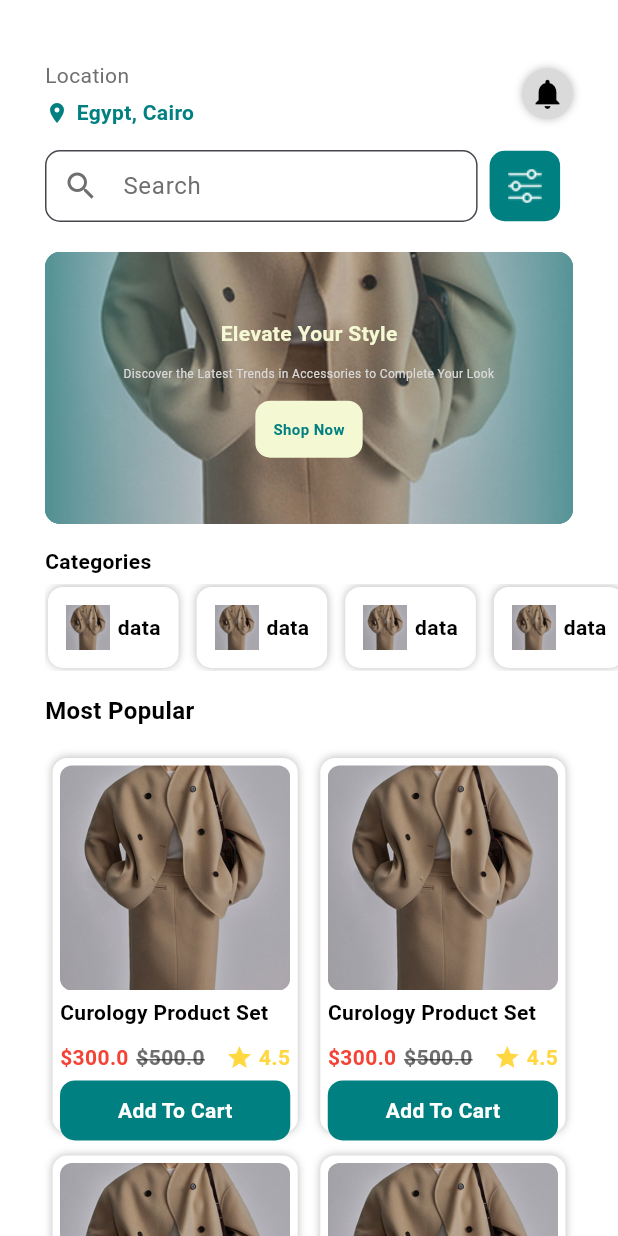
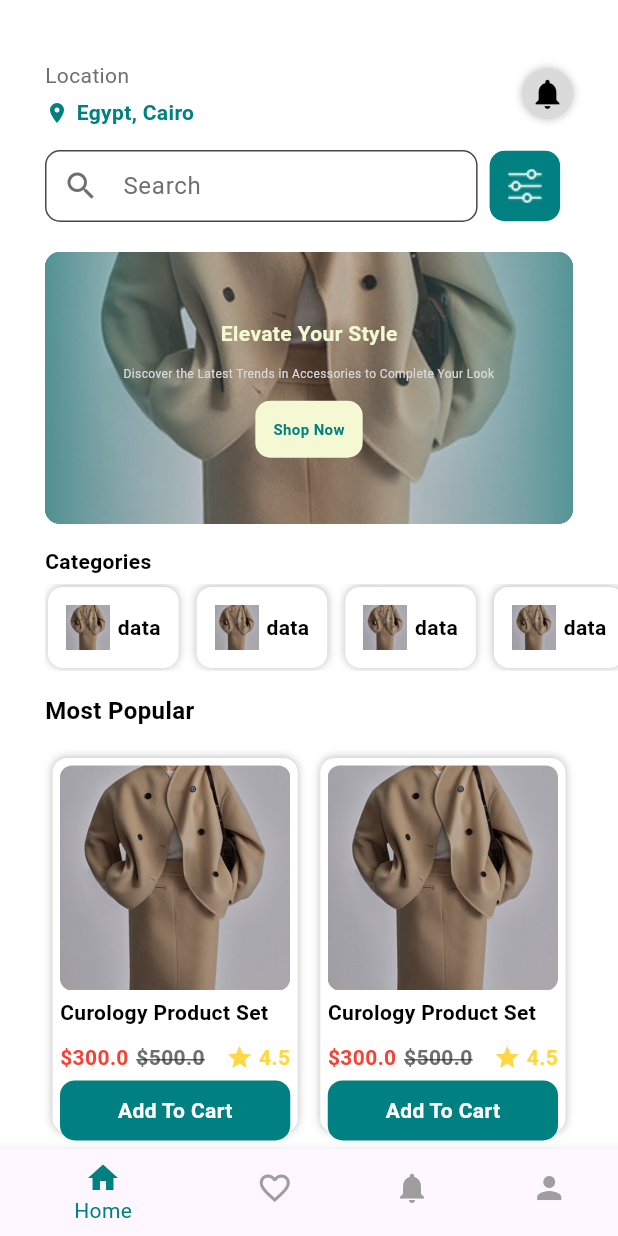
Before and after one commit to Mareamkhaled/final_project_bootcamp, a Flutter app: the screen it shows after launch, on a phone screen of 412 x 824 dp. Run offline on Flutter 3.47's test engine with Material 3 defaults, Android fonts, the phone set to English and light mode, and no system bars; our stand-ins replace device_preview, google_fonts; Roboto replaces fonts that are missing (Lemonada).

Commit message:
Add BottomNavigationBar to MainScreen for improved navigation

```diff
--- a/lib/main screen/presentation/views/main_screen.dart
+++ b/lib/main screen/presentation/views/main_screen.dart
@@ -11,6 +11,19 @@ class MainScreen extends StatelessWidget {
   @override
   Widget build(BuildContext context) {
     return Scaffold(
+      bottomNavigationBar: BottomNavigationBar(
+        backgroundColor: AppColors.myWhite,
+        selectedItemColor: AppColors.myBlue,
+        unselectedItemColor: Colors.grey,
+        items: [
+          BottomNavigationBarItem(icon: Icon(Icons.home), label: 'Home'),
+          BottomNavigationBarItem(
+              icon: Icon(Icons.favorite_border), label: 'Wishlist'),
+          BottomNavigationBarItem(
+              icon: Icon(Icons.notifications), label: 'Notifications'),
+          BottomNavigationBarItem(icon: Icon(Icons.person), label: 'Profile'),
+        ],
+      ),
       backgroundColor: AppColors.myWhite,
       body: SingleChildScrollView(
         child: Column(
```
